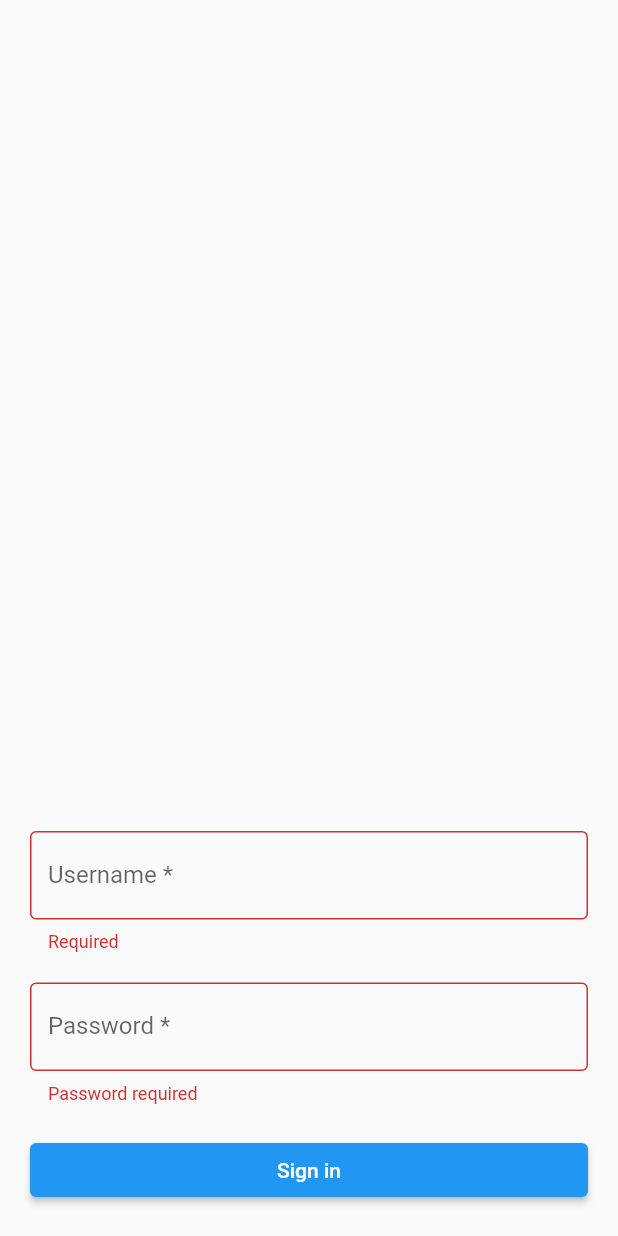
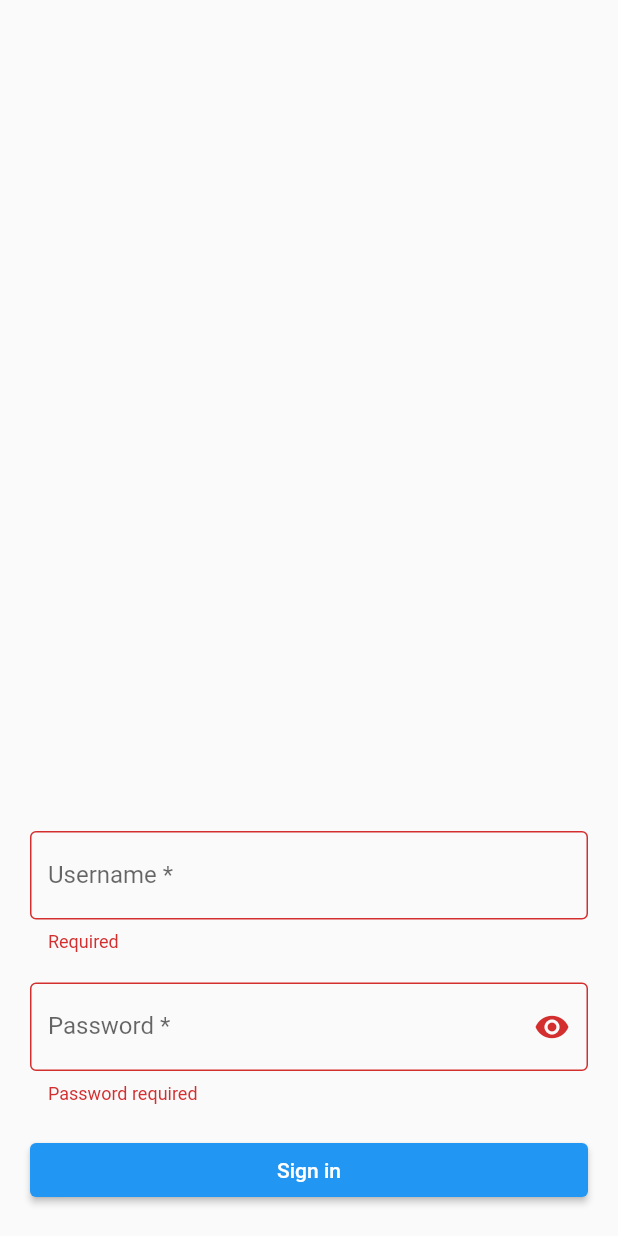
Before and after one commit to Bikcodeh/flutter-movies-app-clean-architecture, a Flutter app: the SignInView screen opened by its route, after a tap on "Sign in", on a phone screen of 412 x 824 dp. Run offline on Flutter 3.47's test engine with Material 2 defaults, Android fonts, the phone set to English and light mode, and no system bars; our stand-ins replace connectivity_plus, flutter_secure_storage; accounts and stored records are empty.

Commit message:
change to stateless widget sign in view and create custom widgets

```diff
--- a/lib/app/presentation/modules/signin/controller/sign_in_controller.dart
+++ b/lib/app/presentation/modules/signin/controller/sign_in_controller.dart
@@ -2,11 +2,12 @@ import 'package:flutter/foundation.dart';
 
 class SignInController extends ChangeNotifier {
   String _username = '', _password = '';
-  bool _fetching = false;
+  bool _fetching = false, _mounted = true;
 
   String get username => _username;
   String get password => _password;
   bool get fetching => _fetching;
+  bool get mounted => _mounted;
 
   void onUsernameChange(String text) {
     _username = text.trim();
@@ -20,4 +21,10 @@ class SignInController extends ChangeNotifier {
     _fetching = isFetching;
     notifyListeners();
   }
+
+  @override
+  void dispose() {
+    _mounted = false;
+    super.dispose();
+  }
 }
--- a/lib/app/presentation/modules/signin/views/sign_in_view.dart
+++ b/lib/app/presentation/modules/signin/views/sign_in_view.dart
@@ -1,19 +1,13 @@
 import 'package:flutter/material.dart';
 import 'package:provider/provider.dart';
 
-import '../../../../domain/common/http/error.dart';
-import '../../../../domain/repository/authentication_repository.dart';
-import '../../../routes/routes.dart';
 import '../controller/sign_in_controller.dart';
+import '../widgets/form_field_password.dart';
+import '../widgets/submit_button.dart';
 
-class SignInView extends StatefulWidget {
+class SignInView extends StatelessWidget {
   const SignInView({super.key});
 
-  @override
-  State<SignInView> createState() => _SignInViewState();
-}
-
-class _SignInViewState extends State<SignInView> {
   @override
   Widget build(BuildContext context) {
     return ChangeNotifierProvider(
@@ -48,42 +42,11 @@ class _SignInViewState extends State<SignInView> {
                         const SizedBox(
                           height: 20,
                         ),
-                        TextFormField(
-                          autovalidateMode: AutovalidateMode.onUserInteraction,
-                          onChanged: (text) =>
-                              signInController.onPasswordChange(text),
-                          decoration: const InputDecoration(
-                            border: OutlineInputBorder(),
-                            labelText: 'Password *',
-                          ),
-                          validator: (String? text) {
-                            text = text?.replaceAll(' ', '') ?? '';
-                            if (text.isEmpty) {
-                              return 'Password required';
-                            } else if (text.length < 4) {
-                              return 'Password must be at least 4 characters';
-                            }
-                            return null;
-                          },
-                        ),
+                        const FormFielPassword(),
                         const SizedBox(
                           height: 20,
                         ),
-                        signInController.fetching
-                            ? const CircularProgressIndicator()
-                            : SizedBox(
-                                width: double.infinity,
-                                child: ElevatedButton(
-                                  onPressed: () {
-                                    final isValid =
-                                        Form.of(context)!.validate();
-                                    if (isValid) {
-                                      _submit(context);
-                                    }
-                                  },
-                                  child: const Text('Sign in'),
-                                ),
-                              ),
+                        const SubmitButton()
                       ]),
                 );
               }),
@@ -93,30 +56,4 @@ class _SignInViewState extends State<SignInView> {
       ),
     );
   }
-
-  Future<void> _submit(BuildContext context) async {
-    final SignInController signInController = context.read();
-    signInController.setFetching(true);
-    final result = await context.read<AuthenticationRepository>().signIn(
-          signInController.username,
-          signInController.password,
-        );
-    if (!mounted) {
-      return;
-    }
-    result.fold((failure) {
-      signInController.setFetching(false);
-      final message = {
-        Failure.notFound: 'Not found.',
-        Failure.unauthorized: 'User unauthorized.',
-        Failure.unknown: 'An unknow error ocurred.',
-        Failure.connectivity: 'Network connection error'
-      }[failure];
-      ScaffoldMessenger.of(context).showSnackBar(
-        SnackBar(content: Text(message!)),
-      );
-    }, (user) {
-      Navigator.pushReplacementNamed(context, Routes.home);
-    });
-  }
 }
--- /dev/null
+++ b/lib/app/presentation/modules/signin/widgets/form_field_password.dart
@@ -0,0 +1,46 @@
+import 'package:flutter/material.dart';
+import 'package:provider/provider.dart';
+
+import '../controller/sign_in_controller.dart';
+
+class FormFielPassword extends StatefulWidget {
+  const FormFielPassword({super.key});
+
+  @override
+  State<FormFielPassword> createState() => _FormFielPasswordState();
+}
+
+class _FormFielPasswordState extends State<FormFielPassword> {
+  bool _showPassword = true;
+
+  @override
+  Widget build(BuildContext context) {
+    final SignInController signInController = Provider.of(context);
+    return TextFormField(
+      obscureText: _showPassword,
+      autovalidateMode: AutovalidateMode.onUserInteraction,
+      onChanged: (text) => signInController.onPasswordChange(text),
+      decoration: InputDecoration(
+          border: const OutlineInputBorder(),
+          labelText: 'Password *',
+          suffixIcon: IconButton(
+            onPressed: () => _toggleVisibilityPassword(),
+            icon: Icon(_showPassword ? Icons.visibility : Icons.visibility_off),
+          )),
+      validator: (String? text) {
+        text = text?.replaceAll(' ', '') ?? '';
+        if (text.isEmpty) {
+          return 'Password required';
+        } else if (text.length < 4) {
+          return 'Password must be at least 4 characters';
+        }
+        return null;
+      },
+    );
+  }
+
+  void _toggleVisibilityPassword() {
+    _showPassword = !_showPassword;
+    setState(() {});
+  }
+}
--- /dev/null
+++ b/lib/app/presentation/modules/signin/widgets/submit_button.dart
@@ -0,0 +1,57 @@
+import 'package:flutter/material.dart';
+import 'package:provider/provider.dart';
+
+import '../../../../domain/common/http/error.dart';
+import '../../../../domain/repository/authentication_repository.dart';
+import '../../../routes/routes.dart';
+import '../controller/sign_in_controller.dart';
+
+class SubmitButton extends StatelessWidget {
+  const SubmitButton({super.key});
+
+  @override
+  Widget build(BuildContext context) {
+    final SignInController signInController = Provider.of(context);
+    if (signInController.fetching) {
+      return const CircularProgressIndicator();
+    }
+    return SizedBox(
+      width: double.infinity,
+      child: ElevatedButton(
+        onPressed: () {
+          final isValid = Form.of(context)!.validate();
+          if (isValid) {
+            _submit(context);
+          }
+        },
+        child: const Text('Sign in'),
+      ),
+    );
+  }
+
+  Future<void> _submit(BuildContext context) async {
+    final SignInController signInController = context.read();
+    signInController.setFetching(true);
+    final result = await context.read<AuthenticationRepository>().signIn(
+          signInController.username,
+          signInController.password,
+        );
+    if (!signInController.mounted) {
+      return;
+    }
+    result.fold((failure) {
+      signInController.setFetching(false);
+      final message = {
+        Failure.notFound: 'Not found.',
+        Failure.unauthorized: 'User unauthorized.',
+        Failure.unknown: 'An unknow error ocurred.',
+        Failure.connectivity: 'Network connection error'
+      }[failure];
+      ScaffoldMessenger.of(context).showSnackBar(
+        SnackBar(content: Text(message!)),
+      );
+    }, (user) {
+      Navigator.pushReplacementNamed(context, Routes.home);
+    });
+  }
+}
```
